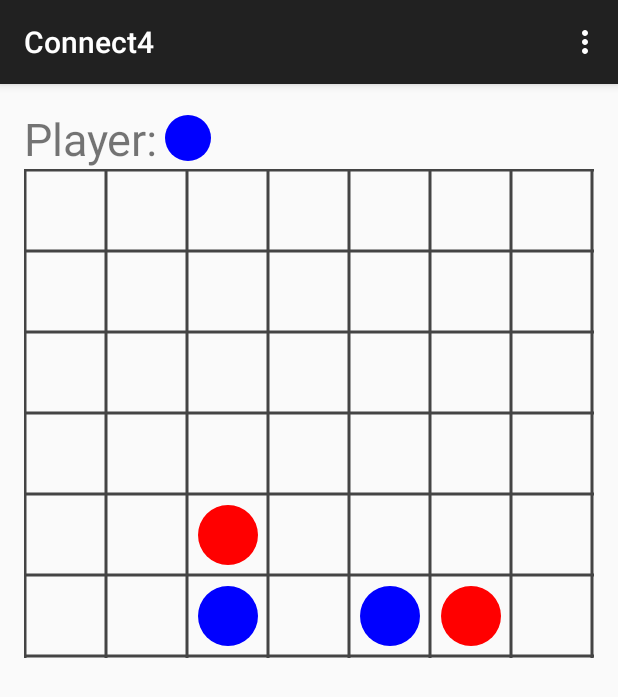
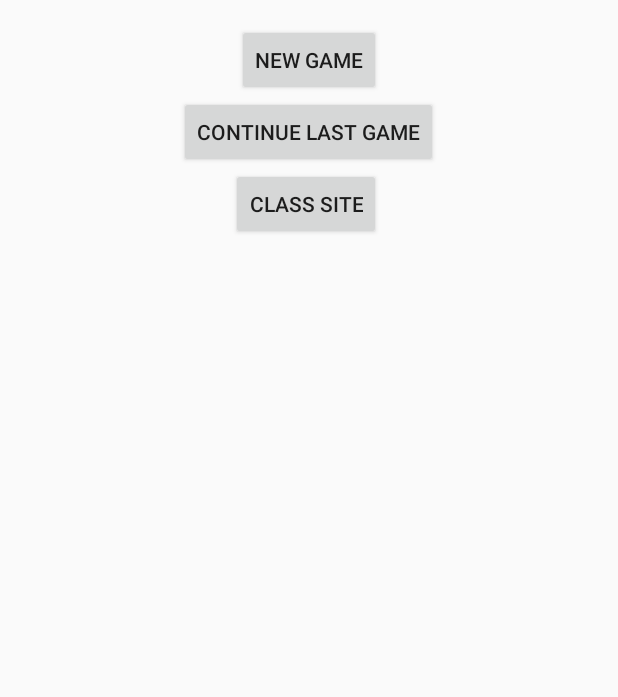
Before and after one commit to isel-leic-poo/14-15VerLI21D, an Android app: the screen it shows after launch (C4Activity before the commit, MainActivity after it), on a phone screen of 412 x 824 dp. Shown: the top 697 px of the screen. Run offline under Robolectric (Android 15) with nearby library versions, the phone set to English and light mode, and no system bars.

Commit message:
Implementação da aula 8/6/2015. Outra activity principal para demonstrar a utilização de Intents implicitos e explicitos. Gravar e repor o estado do último jogo.

```diff
--- a/Connect4/app/src/main/AndroidManifest.xml
+++ b/Connect4/app/src/main/AndroidManifest.xml
@@ -10,9 +10,12 @@
         <activity
             android:name=".C4Activity"
             android:label="@string/app_name" >
+        </activity>
+        <activity
+            android:name=".MainActivity"
+            android:label="@string/title_activity_main" >
             <intent-filter>
                 <action android:name="android.intent.action.MAIN" />
-
                 <category android:name="android.intent.category.LAUNCHER" />
             </intent-filter>
         </activity>
--- /dev/null
+++ b/Connect4/app/src/main/java/pt/isel/poo/connect4/MainActivity.java
@@ -0,0 +1,49 @@
+package pt.isel.poo.connect4;
+
+import android.app.Activity;
+import android.content.Intent;
+import android.net.Uri;
+import android.support.v7.app.ActionBarActivity;
+import android.os.Bundle;
+import android.view.Menu;
+import android.view.MenuItem;
+import android.view.View;
+import android.widget.Button;
+
+
+public class MainActivity extends Activity implements View.OnClickListener {
+
+    public static final String LAST_GAME_KEY = "LAST_GAME";
+    Button newGame, contGame, thoth;
+
+    @Override
+    protected void onCreate(Bundle savedInstanceState) {
+        super.onCreate(savedInstanceState);
+        setContentView(R.layout.activity_main);
+
+        newGame = (Button) findViewById(R.id.newGame);
+        contGame = (Button) findViewById(R.id.contGame);
+        thoth = (Button) findViewById(R.id.thoth);
+
+        newGame.setOnClickListener(this);
+        contGame.setOnClickListener(this);
+
+        thoth.setOnClickListener(new View.OnClickListener() {
+         @Override
+         public void onClick(View v) {
+             Intent it = new Intent(Intent.ACTION_VIEW);
+             it.setData(Uri.parse("https://adeetc.thothapp.com/classes/POO/1415v/LI21D/info"));
+             startActivity(it);
+         }
+        });
+    }
+
+    @Override
+    public void onClick(View v) {
+        Intent it = new Intent(this,C4Activity.class);
+        if (v==contGame)
+            it.putExtra(LAST_GAME_KEY,true);
+        startActivity(it);
+        finish();
+    }
+}
--- /dev/null
+++ b/Connect4/app/src/main/res/layout/activity_main.xml
@@ -0,0 +1,30 @@
+<RelativeLayout xmlns:android="http://schemas.android.com/apk/res/android"
+    xmlns:tools="http://schemas.android.com/tools" android:layout_width="match_parent"
+    android:layout_height="match_parent" android:paddingLeft="@dimen/activity_horizontal_margin"
+    android:paddingRight="@dimen/activity_horizontal_margin"
+    android:paddingTop="@dimen/activity_vertical_margin"
+    android:paddingBottom="@dimen/activity_vertical_margin"
+    tools:context="pt.isel.poo.connect4.MainActivity">
+
+    <Button
+        android:layout_width="wrap_content"
+        android:layout_height="wrap_content"
+        android:text="@string/newGame"
+        android:id="@+id/newGame"
+        android:layout_alignParentTop="true"
+        android:layout_centerHorizontal="true" />
+    <Button
+        android:layout_width="wrap_content"
+        android:layout_height="wrap_content"
+        android:text="@string/continueGame"
+        android:id="@+id/contGame"
+        android:layout_below="@+id/newGame"
+        android:layout_centerHorizontal="true" />
+    <Button
+        android:layout_width="wrap_content"
+        android:layout_height="wrap_content"
+        android:text="@string/thoth"
+        android:id="@+id/thoth"
+        android:layout_below="@+id/contGame"
+        android:layout_alignEnd="@+id/newGame" />
+</RelativeLayout>
--- a/Connect4/app/src/main/res/values/strings.xml
+++ b/Connect4/app/src/main/res/values/strings.xml
@@ -3,4 +3,10 @@
 
     <string name="action_settings">Settings</string>
     <string name="player">Player:</string>
+    <string name="title_activity_main">MainActivity</string>
+
+    <string name="hello_world">Hello world!</string>
+    <string name="newGame">New Game</string>
+    <string name="thoth">Class site</string>
+    <string name="continueGame">Continue last game</string>
 </resources>
```
Also changed, not shown: Connect4/app/src/main/java/pt/isel/poo/connect4/C4Activity.java (+28 -1 lines), Connect4/app/src/main/java/pt/isel/poo/connect4/model/Connect4.java (+30 -0 lines), Connect4/app/src/main/java/pt/isel/poo/connect4/model/Player.java (+17 -1 lines), Connect4/app/src/main/res/menu/menu_main.xml (added, +7 -0 lines).
